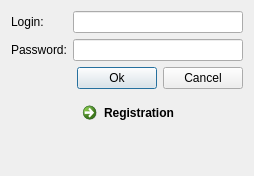
Qt form gui/sign_in.ui (pilikinp/client) before a commit.
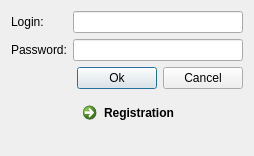
The same form after that commit.

```diff
--- a/gui/sign_in.ui
+++ b/gui/sign_in.ui
@@ -7,7 +7,7 @@
     <x>0</x>
     <y>0</y>
     <width>254</width>
-    <height>176</height>
+    <height>156</height>
    </rect>
   </property>
   <property name="windowTitle">
```
